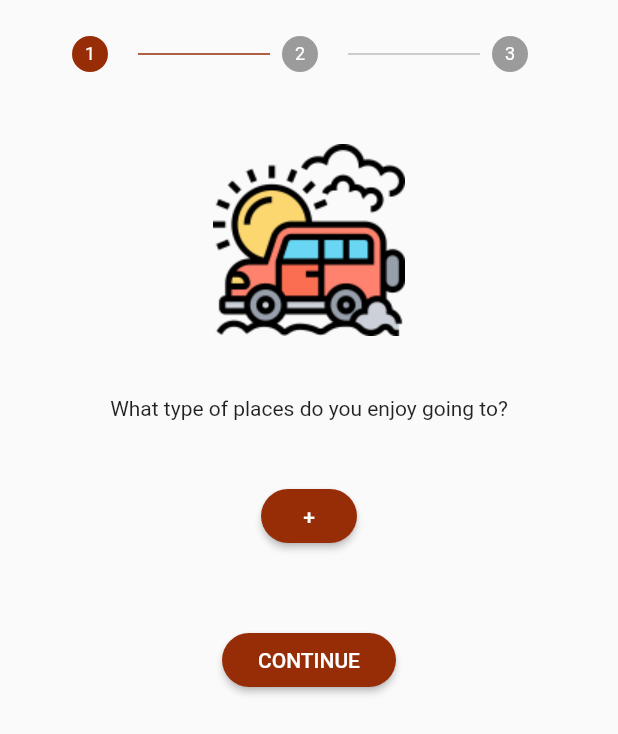
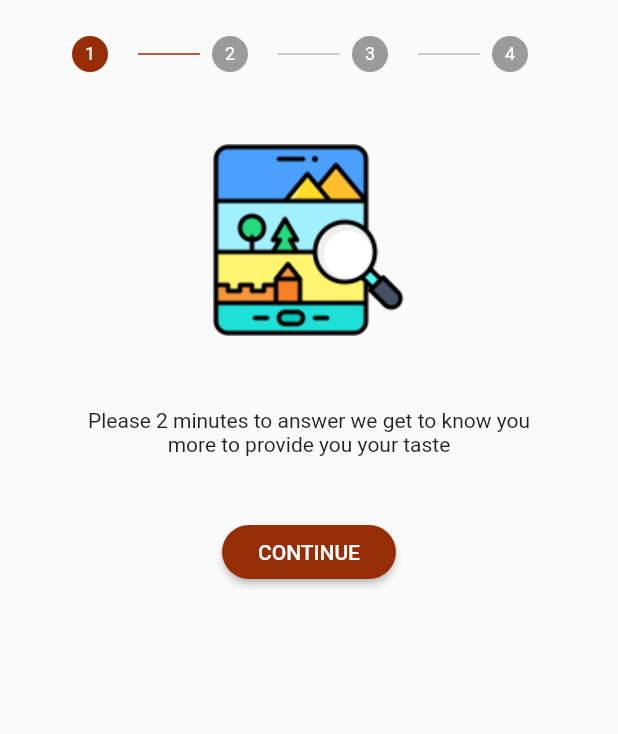
Before and after one commit to TrekBKK/trek_bkk_app, a Flutter app: the PreferenceSurvey screen opened directly, on a phone screen of 412 x 824 dp. Shown: the top 734 px of the screen. Run offline on Flutter 3.47's test engine with Material 2 defaults, Android fonts, the phone set to English and light mode, and no system bars; our stand-ins replace cached_network_image, dotted_line, flutter_dotenv, fluttertoast, geolocator, google_maps_flutter and 5 more; missing offline and left inert: filter_list, flutter_config, flutter_google_places_hoc081098, google_maps_webservice, google_polyline_algorithm, mapbox_gl; accounts and stored records are empty; network calls fail.

Commit message:
[feat] preference survey contents

```diff
--- a/lib/app/pages/generate/generate_page.dart
+++ b/lib/app/pages/generate/generate_page.dart
@@ -14,105 +14,6 @@ import 'package:trek_bkk_app/domain/usecases/get_generated_route.dart';
 import 'package:trek_bkk_app/utils.dart';
 import 'package:trek_bkk_app/app/utils/limit_range_text_input_formatter.dart';
 import 'package:trek_bkk_app/app/widgets/snackbar.dart';
-
-List<String> tags = [
-  "accounting",
-  "airport",
-  "amusement_park",
-  "aquarium",
-  "art_gallery",
-  "atm",
-  "bakery",
-  "bank",
-  "bar",
-  "beauty_salon",
-  "bicycle_store",
-  "book_store",
-  "bowling_alley",
-  "bus_station",
-  "cafe",
-  "campground",
-  "car_dealer",
-  "car_rental",
-  "car_repair",
-  "car_wash",
-  "casino",
-  "cemetery",
-  "church",
-  "city_hall",
-  "clothing_store",
-  "convenience_store",
-  "courthouse",
-  "dentist",
-  "department_store",
-  "doctor",
-  "drugstore",
-  "electrician",
-  "electronics_store",
-  "embassy",
-  "fire_station",
-  "florist",
-  "funeral_home",
-  "furniture_store",
-  "gas_station",
-  "gym",
-  "hair_care",
-  "hardware_store",
-  "hindu_temple",
-  "home_goods_store",
-  "hospital",
-  "insurance_agency",
-  "jewelry_store",
-  "laundry",
-  "lawyer",
-  "library",
-  "light_rail_station",
-  "liquor_store",
-  "local_government_office",
-  "locksmith",
-  "lodging",
-  "meal_delivery",
-  "meal_takeaway",
-  "mosque",
-  "movie_rental",
-  "movie_theater",
-  "moving_company",
-  "museum",
-  "night_club",
-  "painter",
-  "park",
-  "parking",
-  "pet_store",
-  "pharmacy",
-  "physiotherapist",
-  "plumber",
-  "police",
-  "post_office",
-  "primary_school",
-  "real_estate_agency",
-  "restaurant",
-  "roofing_contractor",
-  "rv_park",
-  "school",
-  "secondary_school",
-  "shoe_store",
-  "shopping_mall",
-  "spa",
-  "stadium",
-  "storage",
-  "store",
-  "subway_station",
-  "supermarket",
-  "synagogue",
-  "taxi_stand",
-  "tourist_attraction",
-  "train_station",
-  "transit_station",
-  "travel_agency",
-  "university",
-  "veterinary_care",
-  "zoo"
-];
 
 class GeneratePage extends StatefulWidget {
   const GeneratePage({
@@ -159,7 +60,7 @@ class _GeneratePageState extends State<GeneratePage> {
       themeData: getTagsDialogThemeData(context),
       insetPadding: const EdgeInsets.symmetric(horizontal: 16),
       hideCloseIcon: true,
-      listData: tags,
+      listData: placeTypes.keys.toList(),
       selectedListData: selectedTagList,
       choiceChipLabel: (tag) => placeTypes[tag],
       validateSelectedItem: (list, val) => list!.contains(val),
--- a/lib/app/pages/me/preference_survey.dart
+++ b/lib/app/pages/me/preference_survey.dart
@@ -1,5 +1,6 @@
 import 'package:flutter/material.dart';
 import 'package:filter_list/filter_list.dart';
+import 'package:trek_bkk_app/constants.dart';
 import 'package:trek_bkk_app/utils.dart';
 
 class PreferenceSurvey extends StatefulWidget {
@@ -12,27 +13,33 @@ class PreferenceSurvey extends StatefulWidget {
 class _PreferenceSurveyState extends State<PreferenceSurvey> {
   List<String> selectedTagList = [];
   int _stepperIndex = 0;
+  final int _maxStepIndex = 3;
+  int _numStopsSliderValue = 3;
+  late String _numStopsText;
+  double _distanceSliderValue = 5;
+  late String _distanceText;
 
-  List<String> tags = [
-    "Hospital",
-    "School",
-    "Monument",
-    "Mountain",
-    "Shopping Mall"
-  ];
+  @override
+  void initState() {
+    super.initState();
+    _numStopsText = _numStopsSliderValue.toString();
+    _distanceText = _distanceSliderValue.toString();
+  }
 
   void openFilterDialog() async {
     await FilterListDialog.display<String>(
       context,
       useRootNavigator: false,
       hideSelectedTextCount: true,
-      listData: tags,
+      hideSearchField: true,
+      hideCloseIcon: true,
+      listData: placeTypes.keys.toList(),
       selectedListData: selectedTagList,
-      choiceChipLabel: (tag) => tag,
+      choiceChipLabel: (tag) => placeTypes[tag],
       validateSelectedItem: (list, val) => list!.contains(val),
       themeData: getTagsDialogThemeData(context),
       onItemSearch: (tag, query) {
-        return tag.toLowerCase().contains(query.toLowerCase());
+        return placeTypes[tag]!.toLowerCase().contains(query.toLowerCase());
       },
       onApplyButtonClick: (list) {
         setState(() {
@@ -81,12 +88,9 @@ class _PreferenceSurveyState extends State<PreferenceSurvey> {
                         const EdgeInsets.symmetric(horizontal: 24, vertical: 8),
                     shape: const StadiumBorder()),
                 onPressed: details.onStepContinue,
-                child: _stepperIndex == 2
+                child: _stepperIndex == _maxStepIndex
                     ? const Text("COMPLETE")
                     : const Text('CONTINUE'),
-              ),
-              const SizedBox(
-                height: 8,
               ),
               if (_stepperIndex > 0)
                 OutlinedButton(
@@ -111,10 +115,13 @@ class _PreferenceSurveyState extends State<PreferenceSurvey> {
           }
         },
         onStepContinue: () {
-          if (_stepperIndex < 2) {
+          if (_stepperIndex < _maxStepIndex) {
             setState(() {
               _stepperIndex += 1;
             });
+          } else {
+            print(
+                {_numStopsSliderValue, _distanceSliderValue, selectedTagList});
           }
         },
         onStepTapped: (int index) {
@@ -127,11 +134,113 @@ class _PreferenceSurveyState extends State<PreferenceSurvey> {
               title: const Text(""),
               content: Column(
                 mainAxisAlignment: MainAxisAlignment.center,
+                children: const [
+                  Image(image: AssetImage("assets/icons/preference1.png")),
+                  SizedBox(
+                    height: 48,
+                  ),
+                  Text(
+                    "Please 2 minutes to answer we get to know you more to provide you your taste",
+                    textAlign: TextAlign.center,
+                  ),
+                  SizedBox(
+                    height: 40,
+                  ),
+                ],
+              ),
+              isActive: _stepperIndex >= 0,
+              state:
+                  _stepperIndex > 0 ? StepState.complete : StepState.disabled),
+          Step(
+              title: const Text(""),
+              content: Column(
+                mainAxisAlignment: MainAxisAlignment.center,
                 children: [
                   const Image(
-                      image: AssetImage("assets/icons/preference1.png")),
+                      image: AssetImage("assets/icons/preference2.png")),
+                  const SizedBox(
+                    height: 48,
+                  ),
+                  const Text(
+                    "How many places do you normally go to?",
+                    textAlign: TextAlign.center,
+                  ),
+                  Text(
+                    _numStopsText,
+                    style: headline48,
+                  ),
+                  const Text(
+                    "places",
+                    style: TextStyle(fontWeight: FontWeight.w700),
+                  ),
+                  Slider(
+                    max: 10,
+                    divisions: 10,
+                    value: _numStopsSliderValue.toDouble(),
+                    label: _numStopsSliderValue.round().toString(),
+                    onChanged: ((value) {
+                      setState(() {
+                        _numStopsSliderValue = value.toInt();
+                        _numStopsText = _numStopsSliderValue.toString();
+                      });
+                    }),
+                  )
+                ],
+              ),
+              isActive: _stepperIndex >= 1,
+              state:
+                  _stepperIndex > 1 ? StepState.complete : StepState.disabled),
+          Step(
+              title: const Text(""),
+              content: Column(
+                mainAxisAlignment: MainAxisAlignment.center,
+                children: [
+                  const Image(
+                      image: AssetImage("assets/icons/preference3.png")),
+                  const SizedBox(
+                    height: 48,
+                  ),
+                  const Text(
+                    "How far would you prefer your walking trip be?",
+                    textAlign: TextAlign.center,
+                  ),
+                  Text(
+                    _distanceText,
+                    style: headline48,
+                  ),
+                  const Text(
+                    "KM",
+                    style: TextStyle(fontWeight: FontWeight.w700),
+                  ),
+                  Slider(
+                    max: 10,
+                    divisions: 20,
+                    value: _distanceSliderValue,
+                    label: _distanceSliderValue.toString(),
+                    onChanged: ((value) {
+                      setState(() {
+                        _distanceSliderValue = value;
+                        _distanceText = _distanceSliderValue.toString();
+                      });
+                    }),
+                  )
+                ],
+              ),
+              isActive: _stepperIndex >= 2,
+              state:
+                  _stepperIndex > 2 ? StepState.complete : StepState.disabled),
+          Step(
+              title: const Text(""),
+              content: Column(
+                mainAxisAlignment: MainAxisAlignment.center,
+                children: [
+                  const Image(
+                      image: AssetImage("assets/icons/preference4.png")),
                   const SizedBox(height: 40),
-                  const Text("What type of places do you enjoy going to?"),
+                  const Text(
+                    "What type of places do you enjoy going to?",
+                    textAlign: TextAlign.center,
+                  ),
                   const SizedBox(
                     height: 40,
                   ),
@@ -149,37 +258,9 @@ class _PreferenceSurveyState extends State<PreferenceSurvey> {
                   )
                 ],
               ),
-              isActive: _stepperIndex >= 0,
+              isActive: _stepperIndex >= 3,
               state:
-                  _stepperIndex > 0 ? StepState.complete : StepState.disabled),
-          Step(
-              title: const Text(""),
-              content: Column(
-                mainAxisAlignment: MainAxisAlignment.center,
-                children: const [
-                  Icon(Icons.accessible_rounded),
-                  SizedBox(
-                    height: 48,
-                  )
-                ],
-              ),
-              isActive: _stepperIndex >= 1,
-              state:
-                  _stepperIndex > 1 ? StepState.complete : StepState.disabled),
-          Step(
-              title: const Text(""),
-              content: Column(
-                mainAxisAlignment: MainAxisAlignment.center,
-                children: const [
-                  Icon(Icons.accessible_rounded),
-                  SizedBox(
-                    height: 48,
-                  )
-                ],
-              ),
-              isActive: _stepperIndex >= 2,
-              state:
-                  _stepperIndex > 2 ? StepState.complete : StepState.disabled)
+                  _stepperIndex > 3 ? StepState.complete : StepState.disabled)
         ]);
 
     return Scaffold(
--- a/lib/app/pages/route/navigation.dart
+++ b/lib/app/pages/route/navigation.dart
@@ -86,7 +86,7 @@ class _RouteNavigationState extends State<RouteNavigation> {
   Widget build(BuildContext context) {
     return Scaffold(
       body: _currentLocation == null
-          ? const CircularProgressIndicator()
+          ? const Center(child: CircularProgressIndicator())
           : GoogleMap(
               myLocationEnabled: true,
               onMapCreated: (controller) {
--- a/lib/constants.dart
+++ b/lib/constants.dart
@@ -9,6 +9,7 @@ const dividerColor = Color(0xFFEFEFEF);
 // Typography
 const headline20 = TextStyle(fontSize: 16, fontWeight: FontWeight.w600);
 const headline22 = TextStyle(fontSize: 20, fontWeight: FontWeight.w600);
+const headline48 = TextStyle(fontSize: 48, fontWeight: FontWeight.w700);
 const body12 = TextStyle(fontSize: 12);
 const body14 = TextStyle(fontSize: 14);
 
```
Also changed, not shown: assets/icons/preference1.png, assets/icons/preference2.png (added), assets/icons/preference3.png (added), assets/icons/preference4.png (added).
